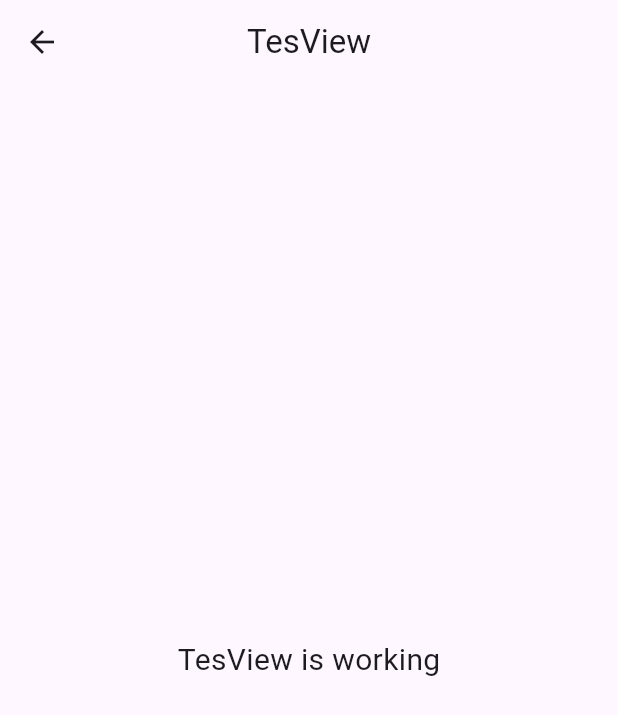
After one commit to wirasyf/getex, a Flutter app: the TesView screen opened by its route, on a phone screen of 412 x 824 dp. The commit adds this screen. Shown: the top 715 px of the screen. Run offline on Flutter 3.47's test engine with Material 3 defaults, Android fonts, the phone set to English and light mode, and no system bars; our stand-ins replace get.

Commit message:
setup get x tes

```diff
--- /dev/null
+++ b/lib/app/modules/tes/views/tes_view.dart
@@ -0,0 +1,24 @@
+import 'package:flutter/material.dart';
+
+import 'package:get/get.dart';
+
+import '../controllers/tes_controller.dart';
+
+class TesView extends GetView<TesController> {
+  const TesView({super.key});
+  @override
+  Widget build(BuildContext context) {
+    return Scaffold(
+      appBar: AppBar(
+        title: const Text('TesView'),
+        centerTitle: true,
+      ),
+      body: const Center(
+        child: Text(
+          'TesView is working',
+          style: TextStyle(fontSize: 20),
+        ),
+      ),
+    );
+  }
+}
--- a/lib/app/routes/app_pages.dart
+++ b/lib/app/routes/app_pages.dart
@@ -2,6 +2,8 @@
 
 import '../modules/home/bindings/home_binding.dart';
 import '../modules/home/views/home_view.dart';
+import '../modules/tes/bindings/tes_binding.dart';
+import '../modules/tes/views/tes_view.dart';
 
 part 'app_routes.dart';
 
@@ -16,5 +18,10 @@
       page: () => const HomeView(),
       binding: HomeBinding(),
     ),
+    GetPage(
+      name: _Paths.TES,
+      page: () => const TesView(),
+      binding: TesBinding(),
+    ),
   ];
 }
--- a/lib/app/routes/app_routes.dart
+++ b/lib/app/routes/app_routes.dart
@@ -4,9 +4,11 @@
 abstract class Routes {
   Routes._();
   static const HOME = _Paths.HOME;
+  static const TES = _Paths.TES;
 }
 
 abstract class _Paths {
   _Paths._();
   static const HOME = '/home';
+  static const TES = '/tes';
 }
```
Also changed, not shown: lib/app/modules/tes/bindings/tes_binding.dart (added, +12 -0 lines), lib/app/modules/tes/controllers/tes_controller.dart (added, +23 -0 lines).
